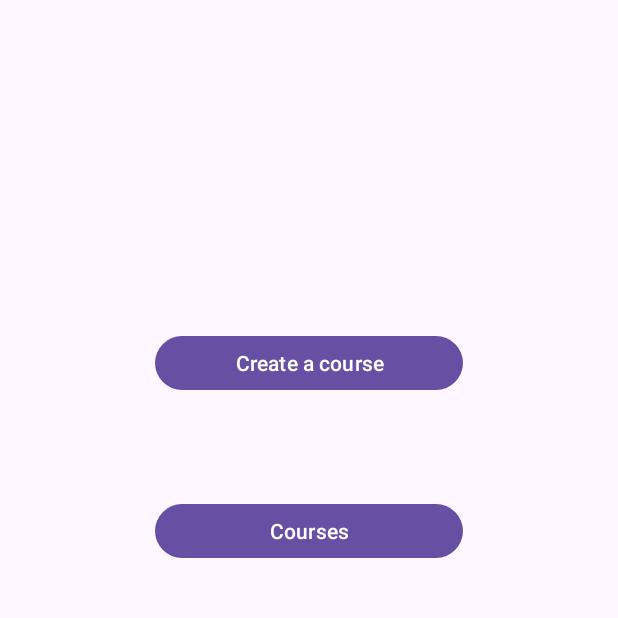
After one commit to lukiod/pydroid, an Android app: the InstructorActivity screen opened directly, with no data from a screen before it, on a phone screen of 412 x 824 dp, the top half of it. The commit adds this screen. Run offline under Robolectric (Android 15) with nearby library versions, the phone set to English and light mode, and no system bars.

Commit message:
started working of InstructorActivity

```diff
--- /dev/null
+++ b/app/src/main/java/com/py/pydroid_mohak/InstructorActivity.java
@@ -0,0 +1,48 @@
+package com.py.pydroid_mohak;
+
+import android.content.Intent;
+import android.os.Bundle;
+import android.view.View;
+import android.widget.Button;
+
+import androidx.activity.EdgeToEdge;
+import androidx.appcompat.app.AppCompatActivity;
+import androidx.core.graphics.Insets;
+import androidx.core.view.ViewCompat;
+import androidx.core.view.WindowInsetsCompat;
+
+import com.py.pydroid_mohak.instructor.courses;
+import com.py.pydroid_mohak.instructor.create;
+
+public class InstructorActivity extends AppCompatActivity {
+    @Override
+    protected void onCreate(Bundle savedInstanceState) {
+        super.onCreate(savedInstanceState);
+        EdgeToEdge.enable(this);
+        setContentView(R.layout.activity_instructor);
+        ViewCompat.setOnApplyWindowInsetsListener(findViewById(R.id.main), (v, insets) -> {
+            Insets systemBars = insets.getInsets(WindowInsetsCompat.Type.systemBars());
+            v.setPadding(systemBars.left, systemBars.top, systemBars.right, systemBars.bottom);
+            return insets;
+        });
+
+        Button createCourseButton = findViewById(R.id.button);
+        Button update=findViewById( R.id.button3 );
+        createCourseButton.setOnClickListener(new View.OnClickListener() {
+            @Override
+            public void onClick(View v) {
+                // Start the CreateCourseActivity when the button is clicked
+                Intent intent = new Intent(InstructorActivity.this, create.class);
+                startActivity(intent);
+            }
+        });
+        update.setOnClickListener(new View.OnClickListener() {
+            @Override
+            public void onClick(View v) {
+                // Start the CreateCourseActivity when the button is clicked
+                Intent intent = new Intent(InstructorActivity.this, courses.class);
+                startActivity(intent);
+            }
+        });
+    }
+}
--- a/app/src/main/java/com/py/pydroid_mohak/Login.java
+++ b/app/src/main/java/com/py/pydroid_mohak/Login.java
@@ -106,10 +106,7 @@ public class Login extends AppCompatActivity {
                     startActivity(new Intent(getApplicationContext(),MainActivity.class));
                     finish();
                 }
-                else {
-                    startActivity(new Intent(getApplicationContext(),Admin.class));
-                    finish();
-                }
+
 
             }
         });
--- /dev/null
+++ b/app/src/main/res/layout/activity_instructor.xml
@@ -0,0 +1,30 @@
+<?xml version="1.0" encoding="utf-8"?>
+<androidx.constraintlayout.widget.ConstraintLayout xmlns:android="http://schemas.android.com/apk/res/android"
+    xmlns:app="http://schemas.android.com/apk/res-auto"
+    xmlns:tools="http://schemas.android.com/tools"
+    android:id="@+id/main"
+    android:layout_width="match_parent"
+    android:layout_height="match_parent"
+    tools:context=".InstructorActivity">
+
+    <Button
+        android:id="@+id/button"
+        android:layout_width="205dp"
+        android:layout_height="44dp"
+        android:layout_marginTop="220dp"
+        android:text="Create a course"
+        app:layout_constraintEnd_toEndOf="parent"
+        app:layout_constraintStart_toStartOf="parent"
+        app:layout_constraintTop_toTopOf="parent" />
+
+    <Button
+        android:id="@+id/button3"
+        android:layout_width="205dp"
+        android:layout_height="44dp"
+        android:layout_marginTop="68dp"
+        android:text="Courses"
+        app:layout_constraintEnd_toEndOf="parent"
+        app:layout_constraintStart_toStartOf="parent"
+        app:layout_constraintTop_toBottomOf="@+id/button" />
+
+</androidx.constraintlayout.widget.ConstraintLayout>
--- a/app/src/main/res/layout/fragment_search.xml
+++ b/app/src/main/res/layout/fragment_search.xml
@@ -2,7 +2,7 @@
     xmlns:tools="http://schemas.android.com/tools"
     android:layout_width="match_parent"
     android:layout_height="match_parent"
-    tools:context=".Search">
+    tools:context=".search">
 
     <EditText
         android:id="@+id/searchEditText"
```
Also changed, not shown: app/src/main/AndroidManifest.xml (+12 -3 lines), app/src/main/java/com/py/pydroid_mohak/Admin.java (deleted, +0 -24 lines), app/src/main/java/com/py/pydroid_mohak/instructor/courses.java (added, +26 -0 lines), app/src/main/java/com/py/pydroid_mohak/instructor/create.java (added, +26 -0 lines), app/src/main/java/com/py/pydroid_mohak/setting.java (+63 -0 lines), app/src/main/res/layout/activity_admin.xml (deleted, +0 -24 lines), app/src/main/res/layout/activity_courses.xml (added, +10 -0 lines), app/src/main/res/layout/activity_create.xml (added, +10 -0 lines).
